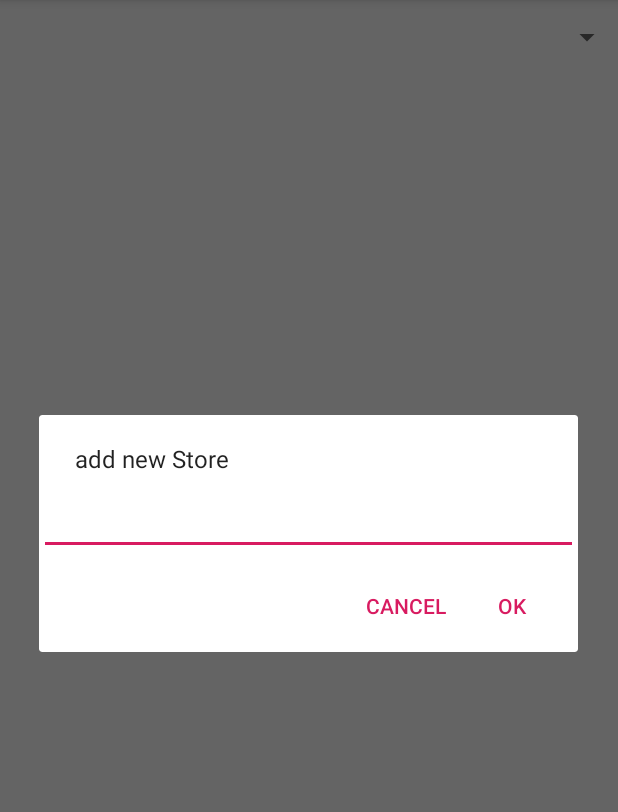
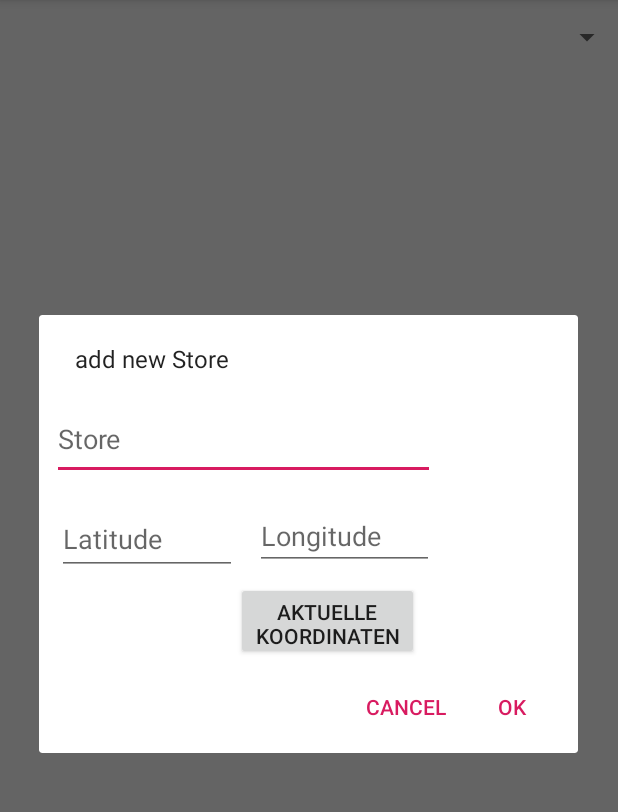
Before and after one commit to julianmosi7/Shopping_List, an Android app: the screen it shows after launch (MainActivity), in the options menu, after a tap on "add Store", on a phone screen of 412 x 824 dp, the part 84-896 px from its top. Run offline under Robolectric (Android 15) with nearby library versions, the phone set to English and light mode, and no system bars.

Commit message:
better layout, coordinates are loading into textfields on dialog

```diff
--- a/app/src/main/AndroidManifest.xml
+++ b/app/src/main/AndroidManifest.xml
@@ -2,6 +2,8 @@
 <manifest xmlns:android="http://schemas.android.com/apk/res/android"
     package="com.calculate.shoppinglist">
     <uses-permission android:name="android.permission.WRITE_EXTERNAL_STORAGE" />
+    <uses-permission android:name="android.permission.ACCESS_FINE_LOCATION" />
+    <uses-permission android:name="android.permission.ACCESS_COARSE_LOCATION" />
     <application
         android:allowBackup="true"
         android:icon="@mipmap/ic_launcher"
--- a/app/src/main/java/com/calculate/shoppinglist/MainActivity.java
+++ b/app/src/main/java/com/calculate/shoppinglist/MainActivity.java
@@ -3,29 +3,30 @@ package com.calculate.shoppinglist;
 import android.Manifest;
 import android.content.DialogInterface;
 import android.content.pm.PackageManager;
+import android.location.Location;
+import android.location.LocationManager;
 import android.os.Environment;
 import android.support.annotation.NonNull;
-import android.support.v4.app.NotificationCompat;
+import android.support.v4.app.ActivityCompat;
 import android.support.v7.app.AlertDialog;
 import android.support.v7.app.AppCompatActivity;
 import android.os.Bundle;
-import android.util.Log;
 import android.view.ContextMenu;
 import android.view.Menu;
 import android.view.MenuItem;
 import android.view.View;
-import android.widget.Adapter;
 import android.widget.AdapterView;
 import android.widget.ArrayAdapter;
+import android.widget.Button;
 import android.widget.EditText;
 import android.widget.ListView;
 import android.widget.NumberPicker;
 import android.widget.Spinner;
-import android.widget.SpinnerAdapter;
 import android.widget.Toast;
 
 import com.google.gson.Gson;
 import com.google.gson.GsonBuilder;
+import com.google.gson.reflect.TypeToken;
 
 import java.io.BufferedReader;
 import java.io.File;
@@ -44,6 +45,9 @@ public class MainActivity extends AppCompatActivity {
     public List<Position> positionsList = new ArrayList();
     public int currentStore;
     private static final int RQ_WRITE_STORAGE = 12345;
+    LocationManager locationManager;
+    private static final int RQ_ACCESS_FINE_LOCATION = 123;
+    private boolean isGpsAllowed = false;
 
     public ArrayAdapter<Position> positionsAdapter;
     public ArrayAdapter<Store> storeAdapter;
@@ -60,8 +64,10 @@ public class MainActivity extends AppCompatActivity {
         bindAdapterToListView(listView);
 
         registerForContextMenu(listView);
-        isJSONavailable("shoppingList");
 
+        registerSystemService();
+
+        checkpermissionGPS();
 
         spinner.setOnItemSelectedListener(new AdapterView.OnItemSelectedListener() {
             @Override
@@ -84,6 +90,13 @@ public class MainActivity extends AppCompatActivity {
             }
         });
     }
+
+    @Override
+    protected void onStart(){
+        super.onStart();
+        isJSONavailable("shoppingList");
+    }
+
 
     private void initCombo(Spinner spinner){
         storeAdapter = new ArrayAdapter<>(this, android.R.layout.simple_list_item_1, storesList);
@@ -122,8 +135,10 @@ public class MainActivity extends AppCompatActivity {
         final View vDialog = getLayoutInflater().inflate(R.layout.dialog_position, null);
         AlertDialog.Builder alert = new AlertDialog.Builder(this);
         alert.setMessage("add new Position");
-        final EditText txtposition = vDialog.findViewById(R.id.txtposition);
+        final EditText txtposition = vDialog.findViewById(R.id.storename);
         final NumberPicker numberPicker = vDialog.findViewById(R.id.numberPicker);
+        numberPicker.setMaxValue(100);
+        numberPicker.setMinValue(1);
         alert.setView(vDialog);
 
         alert.setPositiveButton("OK", new DialogInterface.OnClickListener() {
@@ -135,6 +150,14 @@ public class MainActivity extends AppCompatActivity {
                     toList(currentStore);
                     positionsAdapter.notifyDataSetChanged();
                     writeToFile("shoppingList");
+
+                    if(checkSelfPermission(Manifest.permission.WRITE_EXTERNAL_STORAGE)
+                            !=PackageManager.PERMISSION_GRANTED){
+                        requestPermissions(new String[] {Manifest.permission.WRITE_EXTERNAL_STORAGE}, RQ_WRITE_STORAGE);
+                    }else{
+                        writeToFile("shoppingList");
+                    }
+
                     Toast.makeText(getApplicationContext(), "Position added", Toast.LENGTH_LONG).show();
                 }catch(IndexOutOfBoundsException ex){
                     ex.printStackTrace();
@@ -155,10 +178,37 @@ public class MainActivity extends AppCompatActivity {
     }
 
     private void dialog_store(){
+        final View vDialog = getLayoutInflater().inflate(R.layout.dialog_store, null);
         AlertDialog.Builder alert = new AlertDialog.Builder(this);
         alert.setMessage("add new Store");
-        final EditText txtstorename = new EditText(this);
-        alert.setView(txtstorename);
+        final EditText txtstorename = vDialog.findViewById(R.id.storename);
+        final EditText txtlatitude = vDialog.findViewById(R.id.latitude);
+        final EditText txtlongitude = vDialog.findViewById(R.id.longitude);
+        final Button btn = vDialog.findViewById(R.id.coordinates_button);
+        alert.setView(vDialog);
+
+        btn.setOnClickListener(new View.OnClickListener() {
+                                   @Override
+                                   public void onClick(View v) {
+                                       if(isGpsAllowed){
+                                           try {
+                                               Location location = locationManager.getLastKnownLocation(LocationManager.GPS_PROVIDER);
+                                               System.out.println(location);
+                                               System.out.println(location.getLatitude());
+                                               System.out.println(location.getLongitude());
+                                               txtlatitude.setText(String.valueOf(location.getLatitude()));
+                                               txtlongitude.setText(String.valueOf(location.getLongitude()));
+                                               System.out.println("---------------------");
+
+
+                                           }catch(SecurityException ex){
+                                               ex.printStackTrace();
+                                           }
+
+                                       }
+                                   }
+                               });
+
 
                 alert.setPositiveButton("OK", new DialogInterface.OnClickListener() {
                     @Override
@@ -166,7 +216,15 @@ public class MainActivity extends AppCompatActivity {
                         Store store = new Store(txtstorename.getText().toString());
                         storesList.add(store);
                         storeAdapter.notifyDataSetChanged();
+
+
+                        if (checkSelfPermission(Manifest.permission.WRITE_EXTERNAL_STORAGE)
+                                != PackageManager.PERMISSION_GRANTED) {
+                            requestPermissions(new String[]{Manifest.permission.WRITE_EXTERNAL_STORAGE}, RQ_WRITE_STORAGE);
+                        } else {
                             writeToFile("shoppingList");
+                        }
+
                     }
                 });
         alert.setNegativeButton("cancel", new DialogInterface.OnClickListener() {
@@ -216,7 +274,6 @@ public class MainActivity extends AppCompatActivity {
         try {
             PrintWriter out = new PrintWriter((new OutputStreamWriter(new FileOutputStream(fullPath))));
             String sJson = gson.toJson(storesList);
-            Toast.makeText(this, sJson, Toast.LENGTH_LONG).show();
             out.write(sJson);
             out.flush();
             out.close();
@@ -242,9 +299,13 @@ public class MainActivity extends AppCompatActivity {
                 sJson = in.readLine();
                 in.close();
 
+
                 Gson gson = new Gson();
-                Store store = gson.fromJson(sJson, Store.class);
-                Toast.makeText(this, store.getPosition().toString(), Toast.LENGTH_LONG).show();
+                TypeToken<List<Store>> storeinput = new TypeToken<List<Store>>(){};
+                //storesList = gson.fromJson(sJson, storeinput.getType());
+                storeAdapter.notifyDataSetChanged();
+                positionsAdapter.notifyDataSetChanged();
+
 
             }catch(Exception e){
                 e.printStackTrace();
@@ -254,15 +315,21 @@ public class MainActivity extends AppCompatActivity {
 
         }
 
-        public void printInput(View view){
-        if(checkSelfPermission(Manifest.permission.WRITE_EXTERNAL_STORAGE)
-                !=PackageManager.PERMISSION_GRANTED){
-            requestPermissions(new String[] {Manifest.permission.WRITE_EXTERNAL_STORAGE}, RQ_WRITE_STORAGE);
+        private void registerSystemService(){
+                locationManager = (LocationManager) getSystemService(LOCATION_SERVICE);
+        }
+
+       private void checkpermissionGPS(){
+           String permission = Manifest.permission.ACCESS_FINE_LOCATION;
+           if(ActivityCompat.checkSelfPermission(this, permission)!=PackageManager.PERMISSION_GRANTED){
+            ActivityCompat.requestPermissions(this, new String[] {permission}, RQ_ACCESS_FINE_LOCATION);
          }else{
-            writeToFile("shoppingList");
+             gpsGranted();
           }
         }
 
+
+        @Override
         public void onRequestPermissionsResult(int requestCode, @NonNull String[] permissions, @NonNull int[] grantResults){
             super.onRequestPermissionsResult(requestCode, permissions, grantResults);
             if(requestCode==RQ_WRITE_STORAGE){
@@ -271,6 +338,18 @@ public class MainActivity extends AppCompatActivity {
                 }else{
                     writeToFile("shoppingList");
                 }
+            }else if(requestCode==RQ_ACCESS_FINE_LOCATION){
+                if(grantResults.length > 0 && grantResults[0] != PackageManager.PERMISSION_GRANTED){
+                    Toast.makeText(this, "Permission denied!", Toast.LENGTH_LONG);
+                }else{
+                    gpsGranted();
                 }
             }
+
         }
+
+        private void gpsGranted(){
+        isGpsAllowed = true;
+        }
+
+    }
--- a/app/src/main/res/layout/dialog_position.xml
+++ b/app/src/main/res/layout/dialog_position.xml
@@ -7,7 +7,7 @@
     android:layout_height="match_parent">
 
     <EditText
-        android:id="@+id/txtposition"
+        android:id="@+id/storename"
         android:layout_width="255dp"
         android:layout_height="54dp"
         android:layout_marginTop="8dp"
@@ -31,6 +31,6 @@
         app:layout_constraintEnd_toEndOf="parent"
         app:layout_constraintHorizontal_bias="0.095"
         app:layout_constraintStart_toStartOf="parent"
-        app:layout_constraintTop_toBottomOf="@+id/txtposition"></NumberPicker>
+        app:layout_constraintTop_toBottomOf="@+id/storename"></NumberPicker>
 
 </android.support.constraint.ConstraintLayout>
--- /dev/null
+++ b/app/src/main/res/layout/dialog_store.xml
@@ -0,0 +1,55 @@
+<?xml version="1.0" encoding="utf-8"?>
+<android.support.constraint.ConstraintLayout
+    xmlns:android="http://schemas.android.com/apk/res/android"
+    xmlns:app="http://schemas.android.com/apk/res-auto"
+    xmlns:tools="http://schemas.android.com/tools"
+    android:layout_width="match_parent"
+    android:layout_height="match_parent">
+
+    <EditText
+        android:id="@+id/storename"
+        android:layout_width="255dp"
+        android:layout_height="54dp"
+        android:layout_marginStart="8dp"
+        android:layout_marginTop="8dp"
+        android:layout_marginEnd="8dp"
+        android:hint="Store"
+        app:layout_constraintEnd_toEndOf="parent"
+        app:layout_constraintHorizontal_bias="0.008"
+        app:layout_constraintStart_toStartOf="parent"
+        app:layout_constraintTop_toTopOf="parent" />
+
+    <EditText
+        android:id="@+id/latitude"
+        android:layout_width="120dp"
+        android:layout_height="47dp"
+        android:layout_marginTop="16dp"
+        android:layout_marginEnd="12dp"
+        android:hint="Latitude"
+        app:layout_constraintEnd_toStartOf="@+id/longitude"
+        app:layout_constraintTop_toBottomOf="@+id/storename" />
+
+    <EditText
+        android:id="@+id/longitude"
+        android:layout_width="119dp"
+        android:layout_height="44dp"
+        android:layout_marginTop="16dp"
+        android:layout_marginEnd="96dp"
+        android:hint="Longitude"
+        app:layout_constraintEnd_toEndOf="parent"
+        app:layout_constraintTop_toBottomOf="@+id/storename" />
+
+    <Button
+        android:id="@+id/coordinates_button"
+        android:layout_width="122dp"
+        android:layout_height="52dp"
+        android:layout_marginStart="8dp"
+        android:layout_marginTop="8dp"
+        android:layout_marginEnd="8dp"
+        android:text="Aktuelle Koordinaten"
+        app:layout_constraintEnd_toEndOf="parent"
+        app:layout_constraintHorizontal_bias="0.556"
+        app:layout_constraintStart_toStartOf="parent"
+        app:layout_constraintTop_toBottomOf="@+id/longitude" />
+
+</android.support.constraint.ConstraintLayout>
```
Lines whose indentation alone changed are shown as unchanged.
